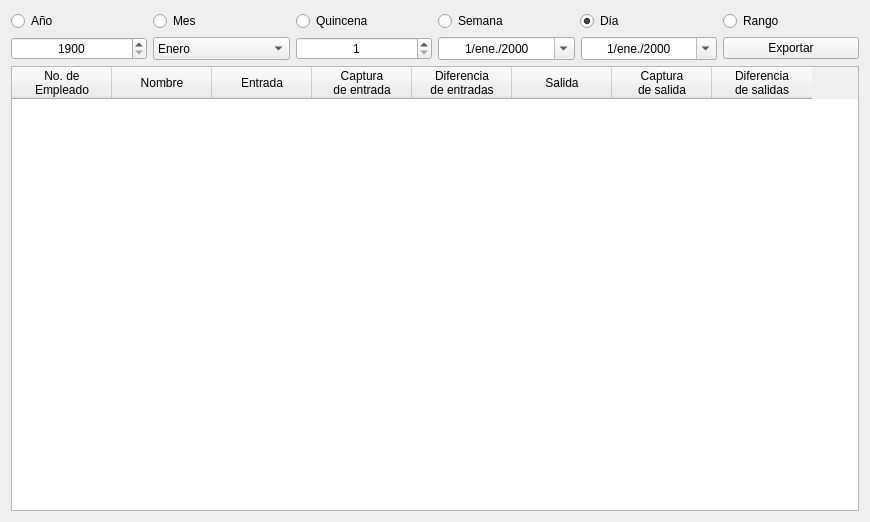
The window that historial.ui (enchiladaSuiza/AsistenciaFototeca) describes before a commit, drawn with Qt 5.
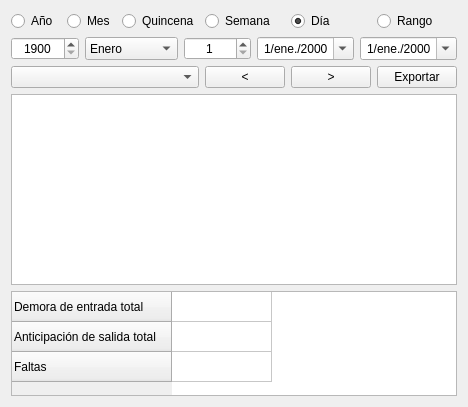
The same window after the commit.

Commit message: Rework historial

The edit to the form file:
```diff
--- a/historial.ui
+++ b/historial.ui
@@ -6,44 +6,14 @@
    <rect>
     <x>0</x>
     <y>0</y>
-    <width>870</width>
-    <height>522</height>
+    <width>468</width>
+    <height>407</height>
    </rect>
   </property>
   <property name="windowTitle">
    <string>Form</string>
   </property>
   <layout class="QGridLayout" name="gridLayout">
-   <item row="0" column="0">
-    <widget class="QRadioButton" name="yearSelect">
-     <property name="text">
-      <string>Año</string>
-     </property>
-     <attribute name="buttonGroup">
-      <string notr="true">buttonGroup</string>
-     </attribute>
-    </widget>
-   </item>
-   <item row="0" column="3">
-    <widget class="QRadioButton" name="weekSelect">
-     <property name="text">
-      <string>Semana</string>
-     </property>
-     <attribute name="buttonGroup">
-      <string notr="true">buttonGroup</string>
-     </attribute>
-    </widget>
-   </item>
-   <item row="0" column="2">
-    <widget class="QRadioButton" name="fortnightSelect">
-     <property name="text">
-      <string>Quincena</string>
-     </property>
-     <attribute name="buttonGroup">
-      <string notr="true">buttonGroup</string>
-     </attribute>
-    </widget>
-   </item>
    <item row="0" column="1">
     <widget class="QRadioButton" name="monthSelect">
      <property name="text">
@@ -54,6 +24,47 @@
      </attribute>
     </widget>
    </item>
+   <item row="5" column="0" colspan="6">
+    <widget class="QTableWidget" name="tablaTotales">
+     <property name="sizePolicy">
+      <sizepolicy hsizetype="Expanding" vsizetype="Maximum">
+       <horstretch>0</horstretch>
+       <verstretch>0</verstretch>
+      </sizepolicy>
+     </property>
+     <property name="minimumSize">
+      <size>
+       <width>0</width>
+       <height>0</height>
+      </size>
+     </property>
+     <property name="sizeAdjustPolicy">
+      <enum>QAbstractScrollArea::AdjustToContentsOnFirstShow</enum>
+     </property>
+     <property name="columnCount">
+      <number>1</number>
+     </property>
+     <attribute name="horizontalHeaderVisible">
+      <bool>false</bool>
+     </attribute>
+     <row>
+      <property name="text">
+       <string>Demora de entrada total</string>
+      </property>
+     </row>
+     <row>
+      <property name="text">
+       <string>Anticipación de salida total</string>
+      </property>
+     </row>
+     <row>
+      <property name="text">
+       <string>Faltas</string>
+      </property>
+     </row>
+     <column/>
+    </widget>
+   </item>
    <item row="0" column="4">
     <widget class="QRadioButton" name="daySelect">
      <property name="text">
@@ -67,6 +78,26 @@
      </attribute>
     </widget>
    </item>
+   <item row="0" column="3">
+    <widget class="QRadioButton" name="weekSelect">
+     <property name="text">
+      <string>Semana</string>
+     </property>
+     <attribute name="buttonGroup">
+      <string notr="true">buttonGroup</string>
+     </attribute>
+    </widget>
+   </item>
+   <item row="0" column="0">
+    <widget class="QRadioButton" name="yearSelect">
+     <property name="text">
+      <string>Año</string>
+     </property>
+     <attribute name="buttonGroup">
+      <string notr="true">buttonGroup</string>
+     </attribute>
+    </widget>
+   </item>
    <item row="0" column="5">
     <widget class="QRadioButton" name="rangeSelect">
      <property name="text">
@@ -77,14 +108,66 @@
      </attribute>
     </widget>
    </item>
-   <item row="2" column="5">
+   <item row="4" column="0" colspan="6">
+    <widget class="QTableWidget" name="tableWidget">
+     <property name="sizeAdjustPolicy">
+      <enum>QAbstractScrollArea::AdjustIgnored</enum>
+     </property>
+     <property name="editTriggers">
+      <set>QAbstractItemView::NoEditTriggers</set>
+     </property>
+     <property name="selectionMode">
+      <enum>QAbstractItemView::SingleSelection</enum>
+     </property>
+     <property name="sortingEnabled">
+      <bool>false</bool>
+     </property>
+     <property name="columnCount">
+      <number>0</number>
+     </property>
+     <attribute name="horizontalHeaderVisible">
+      <bool>true</bool>
+     </attribute>
+     <attribute name="verticalHeaderVisible">
+      <bool>false</bool>
+     </attribute>
+    </widget>
+   </item>
+   <item row="0" column="2">
+    <widget class="QRadioButton" name="fortnightSelect">
+     <property name="text">
+      <string>Quincena</string>
+     </property>
+     <attribute name="buttonGroup">
+      <string notr="true">buttonGroup</string>
+     </attribute>
+    </widget>
+   </item>
+   <item row="3" column="3">
+    <widget class="QPushButton" name="cboxAtrasButton">
+     <property name="text">
+      <string>&lt;</string>
+     </property>
+    </widget>
+   </item>
+   <item row="3" column="4">
+    <widget class="QPushButton" name="cboxAdelanteButton">
+     <property name="text">
+      <string>&gt;</string>
+     </property>
+    </widget>
+   </item>
+   <item row="3" column="5">
     <widget class="QPushButton" name="exportarButton">
      <property name="text">
       <string>Exportar</string>
      </property>
     </widget>
    </item>
-   <item row="2" column="0" colspan="5">
+   <item row="3" column="0" colspan="3">
+    <widget class="QComboBox" name="empleadosCbox"/>
+   </item>
+   <item row="2" column="0" colspan="6">
     <layout class="QHBoxLayout" name="horizontalLayout">
      <property name="bottomMargin">
       <number>0</number>
@@ -258,73 +341,6 @@
      </item>
     </layout>
    </item>
-   <item row="3" column="0" colspan="6">
-    <widget class="QTableWidget" name="tableWidget">
-     <property name="sizeAdjustPolicy">
-      <enum>QAbstractScrollArea::AdjustToContentsOnFirstShow</enum>
-     </property>
-     <property name="editTriggers">
-      <set>QAbstractItemView::NoEditTriggers</set>
-     </property>
-     <property name="selectionMode">
-      <enum>QAbstractItemView::SingleSelection</enum>
-     </property>
-     <property name="sortingEnabled">
-      <bool>false</bool>
-     </property>
-     <property name="columnCount">
-      <number>8</number>
-     </property>
-     <attribute name="verticalHeaderVisible">
-      <bool>false</bool>
-     </attribute>
-     <column>
-      <property name="text">
-       <string>No. de
-Empleado</string>
-      </property>
-     </column>
-     <column>
-      <property name="text">
-       <string>Nombre</string>
-      </property>
-     </column>
-     <column>
-      <property name="text">
-       <string>Entrada</string>
-      </property>
-     </column>
-     <column>
-      <property name="text">
-       <string>Captura
-de entrada</string>
-      </property>
-     </column>
-     <column>
-      <property name="text">
-       <string>Diferencia
-de entradas</string>
-      </property>
-     </column>
-     <column>
-      <property name="text">
-       <string>Salida</string>
-      </property>
-     </column>
-     <column>
-      <property name="text">
-       <string>Captura
-de salida</string>
-      </property>
-     </column>
-     <column>
-      <property name="text">
-       <string>Diferencia
-de salidas</string>
-      </property>
-     </column>
-    </widget>
-   </item>
   </layout>
  </widget>
  <tabstops>
```
The commit also changes 10 other files.
